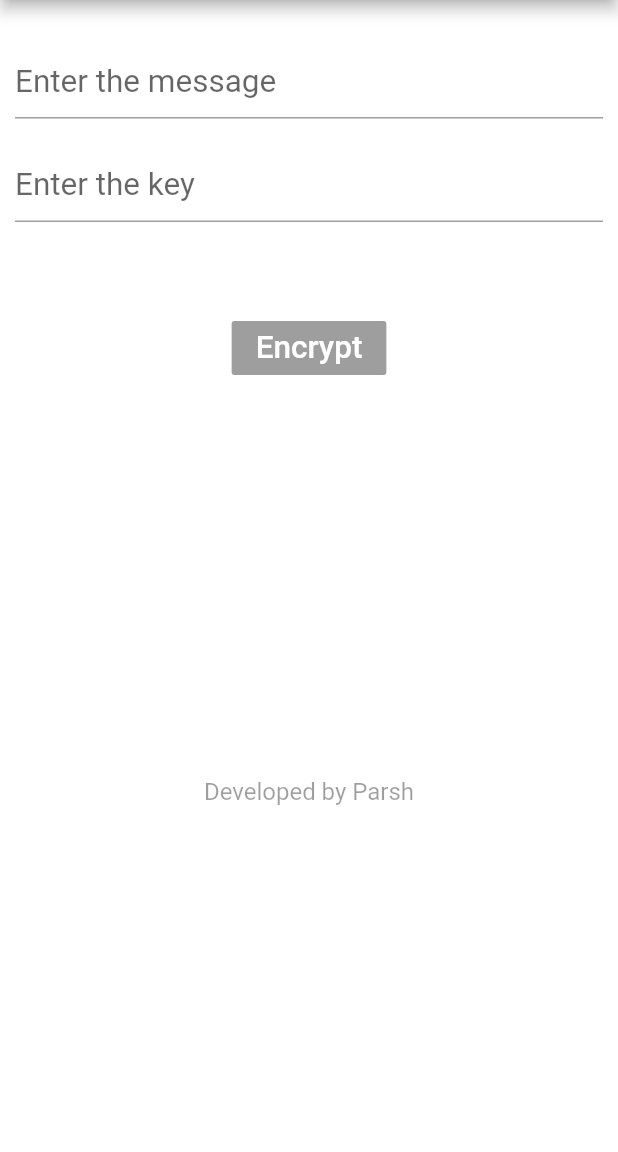
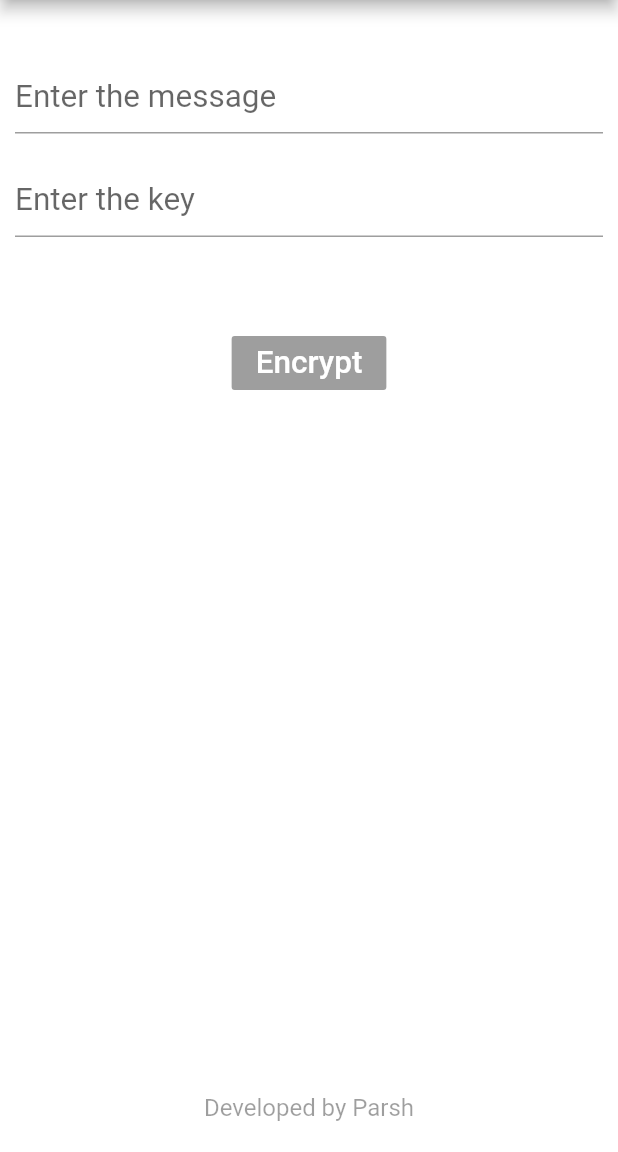
Before and after one commit to Parsh/En-De-Cryptor, a Flutter app: the screen it shows after launch, on a phone screen of 412 x 824 dp, the part 84-1236 px from its top. Run offline on Flutter 3.47's test engine with Material 2 defaults, Android fonts, the phone set to English and light mode, and no system bars; missing offline and left inert: tripledes.

Commit message:
Stack added

```diff
--- a/lib/homepage.dart
+++ b/lib/homepage.dart
@@ -62,10 +62,12 @@ class _HomePageState extends State<HomePage> {
 
   @override
   Widget build(BuildContext context) {
-    return new ListView(
+    return new Stack(
+      children: <Widget>[
+        new ListView(
           children: <Widget>[
             new Container(
-          padding: new EdgeInsets.only(top: 20.0),
+              padding: new EdgeInsets.only(top: 30.0),
               child: new Column(
                 mainAxisAlignment: MainAxisAlignment.center,
                 children: <Widget>[
@@ -86,7 +88,8 @@ class _HomePageState extends State<HomePage> {
                           if (str.trim() == "") {
                             this.messageFlag = false;
                             Scaffold.of(context).showSnackBar(new SnackBar(
-                              content: new Text("Require: Message to En/De-Crypt!"),
+                                  content: new Text(
+                                      "Require: Message to En/De-Crypt!"),
                                   duration: new Duration(milliseconds: 800),
                                 ));
                           } else {
@@ -105,23 +108,24 @@ class _HomePageState extends State<HomePage> {
                       ),
                       controller: keyController,
                       onChanged: (String str) {
-
                         this.cipher = null;
                         this.decipher = null;
                         this.ciphertext = "";
                         this.decipherText = "";
 
                         setState(() {
-                      if (str.trim() == "" ) {
+                          if (str.trim() == "") {
                             this.keyFlag = false;
                             Scaffold.of(context).showSnackBar(new SnackBar(
-                              content: new Text("Require: Key to En/De-Crypt!"),
+                                  content:
+                                      new Text("Require: Key to En/De-Crypt!"),
                                   duration: new Duration(milliseconds: 800),
                                 ));
-                      } else if (str.trim().length <2){
+                          } else if (str.trim().length < 2) {
                             this.keyFlag = false;
                             Scaffold.of(context).showSnackBar(new SnackBar(
-                              content: new Text("Required Key-Legnth [Minimum]: 2"),
+                                  content: new Text(
+                                      "Required Key-Legnth [Minimum]: 2"),
                                   duration: new Duration(milliseconds: 800),
                                 ));
                           } else {
@@ -137,17 +141,20 @@ class _HomePageState extends State<HomePage> {
                       color: Colors.blue,
                       child: new Text(
                         "Encrypt",
-                    style: new TextStyle(fontSize: 21.0, color: Colors.white),
+                        style:
+                            new TextStyle(fontSize: 21.0, color: Colors.white),
                       ),
-                  onPressed: this.messageFlag && this.keyFlag ? encoder : null,
+                      onPressed:
+                          this.messageFlag && this.keyFlag ? encoder : null,
                     ),
                   ),
                   new Opacity(
-                opacity: this.messageFlag && this.keyFlag && this.cipher != null
+                    opacity:
+                        this.messageFlag && this.keyFlag && this.cipher != null
                             ? 1.0
                             : 0.0,
                     child: new Padding(
-                  padding: const EdgeInsets.all(10.0),
+                      padding: const EdgeInsets.fromLTRB(10.0, 15.0, 10.0, 10.0),
                       child: new Text(
                         ciphertext,
                         textAlign: TextAlign.center,
@@ -156,23 +163,27 @@ class _HomePageState extends State<HomePage> {
                     ),
                   ),
                   new Opacity(
-                opacity: this.messageFlag && this.keyFlag && this.cipher != null
+                    opacity:
+                        this.messageFlag && this.keyFlag && this.cipher != null
                             ? 1.0
                             : 0.0,
                     child: new Padding(
-                  padding: const EdgeInsets.fromLTRB(10.0, 30.0, 10.0, 30.0),
+                      padding:
+                          const EdgeInsets.fromLTRB(10.0, 30.0, 10.0, 30.0),
                       child: new RaisedButton(
                         color: Colors.blue,
                         child: new Text(
                           "Decrypt",
-                      style: new TextStyle(fontSize: 21.0, color: Colors.white),
+                          style: new TextStyle(
+                              fontSize: 21.0, color: Colors.white),
                         ),
                         onPressed: decoder,
                       ),
                     ),
                   ),
                   new Opacity(
-                opacity: this.messageFlag && this.keyFlag && this.cipher != null
+                    opacity:
+                        this.messageFlag && this.keyFlag && this.cipher != null
                             ? 1.0
                             : 0.0,
                     child: new Padding(
@@ -184,11 +195,17 @@ class _HomePageState extends State<HomePage> {
                       ),
                     ),
                   ),
+                ],
+              ),
+            ),
+          ],
+        ),
         new Container(
-                padding: new EdgeInsets.only(top: 40.0),
-                child: new Text("Developed by Parsh", style: new TextStyle(fontSize: 16.0, color: Colors.black38),),
-              )
-            ],
+          padding: new EdgeInsets.only(bottom: 20.0),
+          alignment: Alignment.bottomCenter,
+          child: new Text(
+            "Developed by Parsh",
+            style: new TextStyle(fontSize: 16.0, color: Colors.black38),
           ),
         ),
       ],
```
Lines whose indentation alone changed are shown as unchanged.
